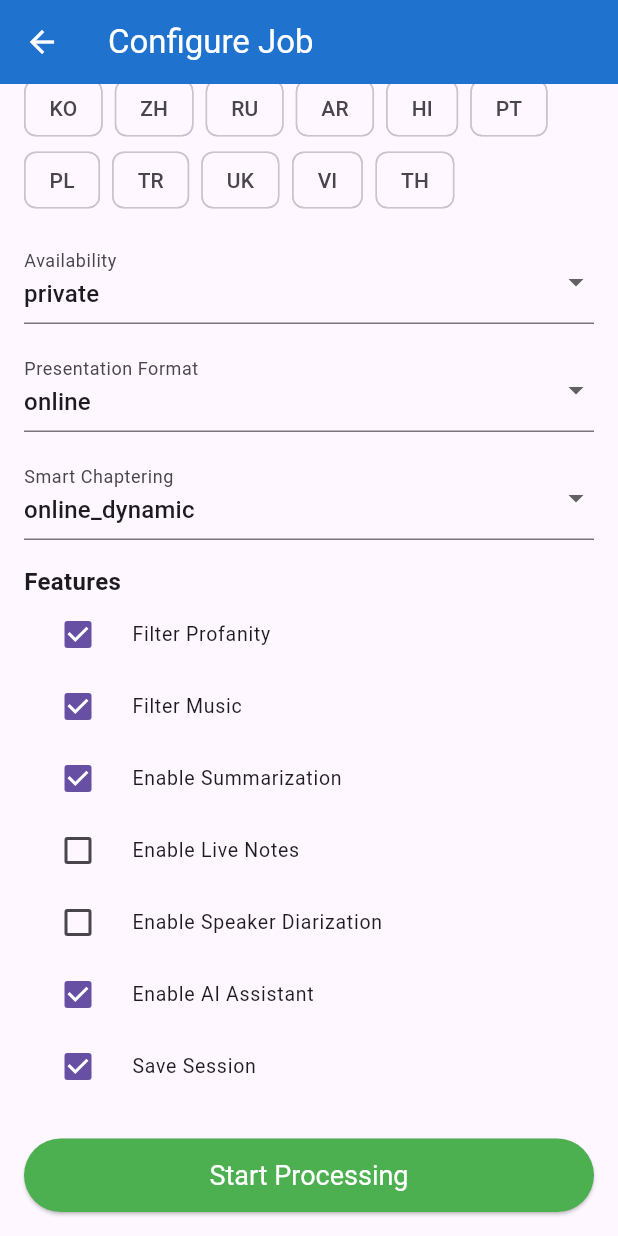
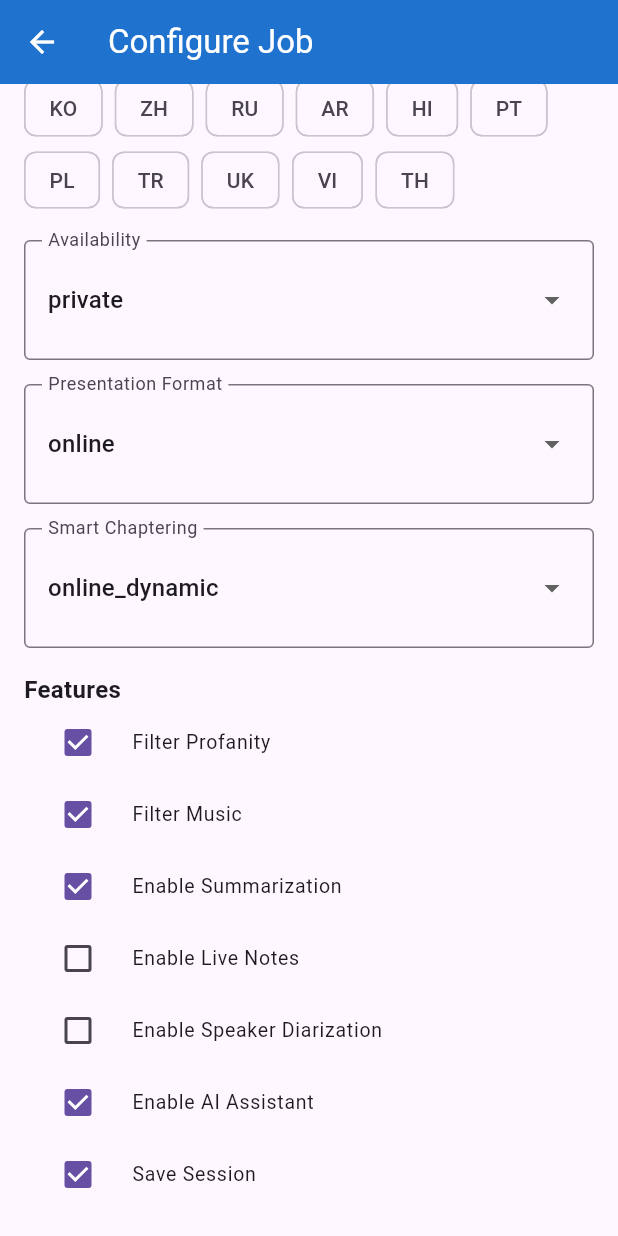
Before and after one commit to 7LightsFlower/GetAllSubtitledApp, a Flutter app: the JobConfigurationScreen screen opened directly with empty values, scrolled down 572 dp, on a phone screen of 412 x 824 dp. Run offline on Flutter 3.47's test engine with Material 3 defaults, Android fonts, the phone set to English and light mode, and no system bars; our stand-ins replace file_picker, shared_preferences; accounts and stored records are empty.

```diff
--- a/lib/constants.dart
+++ b/lib/constants.dart
@@ -25,7 +25,8 @@ const String videoApiBaseUrl = internalServerUrl;   // video processing
 // ─── Internal server credentials (for auto‑login) ─────────────
 /// Replace these with your actual internal server credentials.
 const String internalEmail = 'admin@example.com';    // <-- replace with your real internal credentials
-const String internalPassword = 'YourActualPassword123';         // <-- replace
+const String internalPassword = 'yeX4Lmi4sPaJ';         // <-- replace
+/// const String internalPassword = 'YourActualPassword123';         // <-- replace
 
 // ─── Dummy credentials for testing (not auto‑filled) ─────────
 const String dummyEmail = 'testuser@example.com';
--- a/lib/screens/job_configuration_screen.dart
+++ b/lib/screens/job_configuration_screen.dart
@@ -8,8 +8,13 @@ import 'package:asr_live_translator/screens/live_output_screen.dart';
 
 class JobConfigurationScreen extends StatefulWidget {
   final String videoKey;
+  final String videoName;
 
-  const JobConfigurationScreen({super.key, required this.videoKey});
+  const JobConfigurationScreen({
+    super.key,
+    required this.videoKey,
+    required this.videoName,
+  });
 
   @override
   State<JobConfigurationScreen> createState() => _JobConfigurationScreenState();
@@ -17,7 +22,8 @@ class JobConfigurationScreen extends StatefulWidget {
 
 class _JobConfigurationScreenState extends State<JobConfigurationScreen> {
   final _formKey = GlobalKey<FormState>();
-  String _sessionName = '';
+  late final TextEditingController _sessionNameController;
+
   final List<String> _inputLanguages = ['en'];
   final List<String> _outputLanguages = ['de'];
   final List<String> _audioLanguages = ['de'];
@@ -49,6 +55,26 @@ class _JobConfigurationScreenState extends State<JobConfigurationScreen> {
   final List<String> _formatOptions = ['online', 'mixed', 'resending', 'offline'];
   final List<String> _chapteringOptions = ['online_dynamic', 'online_static', 'offline', 'streaming_simple'];
 
+  String _getDefaultSessionName() {
+    final now = DateTime.now();
+    final dateTimeStr =
+        '${now.year}-${now.month.toString().padLeft(2, '0')}-${now.day.toString().padLeft(2, '0')} '
+        '${now.hour.toString().padLeft(2, '0')}:${now.minute.toString().padLeft(2, '0')}';
+    return '${widget.videoName} – $dateTimeStr';
+  }
+
+  @override
+  void initState() {
+    super.initState();
+    _sessionNameController = TextEditingController(text: _getDefaultSessionName());
+  }
+
+  @override
+  void dispose() {
+    _sessionNameController.dispose();
+    super.dispose();
+  }
+
   Future<void> _submitJob() async {
     if (!_formKey.currentState!.validate()) return;
     _formKey.currentState!.save();
@@ -66,7 +92,7 @@ class _JobConfigurationScreenState extends State<JobConfigurationScreen> {
           'Authorization': 'Bearer $token',
         },
         body: jsonEncode({
-          'session_name': _sessionName,
+          'session_name': _sessionNameController.text.trim(),
           'input_languages': _inputLanguages,
           'output_languages': _outputLanguages,
           'audio_languages': _audioLanguages,
@@ -110,6 +136,49 @@ class _JobConfigurationScreenState extends State<JobConfigurationScreen> {
     }
   }
 
+  // Helper to build a dropdown inside a FormField (no deprecated `value`)
+  Widget _buildDropdownField<T>({
+    required String label,
+    required T value,
+    required List<T> options,
+    required ValueChanged<T?> onChanged,
+    String? Function(T?)? validator,
+  }) {
+    return FormField<T>(
+      initialValue: value,
+      validator: validator,
+      builder: (field) {
+        return Column(
+          crossAxisAlignment: CrossAxisAlignment.start,
+          children: [
+            InputDecorator(
+              decoration: InputDecoration(
+                labelText: label,
+                border: const OutlineInputBorder(),
+                errorText: field.errorText,
+              ),
+              child: DropdownButton<T>(
+                value: field.value,
+                isExpanded: true,
+                underline: const SizedBox(),
+                items: options.map((opt) {
+                  return DropdownMenuItem<T>(
+                    value: opt,
+                    child: Text(opt.toString()),
+                  );
+                }).toList(),
+                onChanged: (newVal) {
+                  field.didChange(newVal);
+                  onChanged(newVal);
+                },
+              ),
+            ),
+          ],
+        );
+      },
+    );
+  }
+
   @override
   Widget build(BuildContext context) {
     return Scaffold(
@@ -127,12 +196,14 @@ class _JobConfigurationScreenState extends State<JobConfigurationScreen> {
             children: [
               // Session Name
               TextFormField(
+                controller: _sessionNameController,
                 decoration: const InputDecoration(
                   labelText: 'Session Name',
                   border: OutlineInputBorder(),
                 ),
-                onSaved: (val) => _sessionName = val ?? '',
-                validator: (val) => val == null || val.isEmpty ? 'Please enter a name' : null,
+                validator: (val) => val == null || val.trim().isEmpty
+                    ? 'Please enter a name'
+                    : null,
               ),
               const SizedBox(height: 16),
 
@@ -202,35 +273,29 @@ class _JobConfigurationScreenState extends State<JobConfigurationScreen> {
               ),
               const SizedBox(height: 16),
 
-              // Availability
-              DropdownButtonFormField<String>(
-                decoration: const InputDecoration(labelText: 'Availability'),
-                initialValue: _availability,
-                items: _availabilityOptions.map((opt) {
-                  return DropdownMenuItem(value: opt, child: Text(opt));
-                }).toList(),
+              // ─── Availability (custom FormField) ──────────────────────
+              _buildDropdownField<String>(
+                label: 'Availability',
+                value: _availability,
+                options: _availabilityOptions,
                 onChanged: (val) => setState(() => _availability = val!),
               ),
               const SizedBox(height: 16),
 
-              // Format
-              DropdownButtonFormField<String>(
-                decoration: const InputDecoration(labelText: 'Presentation Format'),
-                initialValue: _format,
-                items: _formatOptions.map((opt) {
-                  return DropdownMenuItem(value: opt, child: Text(opt));
-                }).toList(),
+              // ─── Format ───────────────────────────────────────────────
+              _buildDropdownField<String>(
+                label: 'Presentation Format',
+                value: _format,
+                options: _formatOptions,
                 onChanged: (val) => setState(() => _format = val!),
               ),
               const SizedBox(height: 16),
 
-              // Smart Chaptering
-              DropdownButtonFormField<String>(
-                decoration: const InputDecoration(labelText: 'Smart Chaptering'),
-                initialValue: _smartChaptering,
-                items: _chapteringOptions.map((opt) {
-                  return DropdownMenuItem(value: opt, child: Text(opt));
-                }).toList(),
+              // ─── Smart Chaptering ─────────────────────────────────────
+              _buildDropdownField<String>(
+                label: 'Smart Chaptering',
+                value: _smartChaptering,
+                options: _chapteringOptions,
                 onChanged: (val) => setState(() => _smartChaptering = val!),
               ),
               const SizedBox(height: 16),
--- a/lib/screens/login_screen.dart
+++ b/lib/screens/login_screen.dart
@@ -14,8 +14,14 @@ class LoginScreen extends StatefulWidget {
 }
 
 class _LoginScreenState extends State<LoginScreen> {
-  final TextEditingController _emailController = TextEditingController();
-  final TextEditingController _passwordController = TextEditingController();
+
+  final TextEditingController _emailController = TextEditingController(
+    text: isDevelopment ? dummyEmail : '',   // autofill only in dev mode
+  );
+  final TextEditingController _passwordController = TextEditingController(
+    text: isDevelopment ? dummyPassword : '',
+  );
+
   bool _isLoading = false;
   final bool _useInternal = false; // toggle for internal server login
 
--- a/lib/screens/session_detail_screen.dart
+++ b/lib/screens/session_detail_screen.dart
@@ -121,7 +121,8 @@ class _LiveTranscriptScreenState extends State<LiveTranscriptScreen> {
       final prefs = await SharedPreferences.getInstance();
       final token = prefs.getString('auth_token') ?? '';
       final response = await http.get(
-        Uri.parse('$authBaseUrl//video_detail/${widget.videoKey}'),
+        // Fixed: removed double slash
+        Uri.parse('$authBaseUrl/video_detail/${widget.videoKey}'),
         headers: {'Authorization': 'Bearer $token'},
       );
       if (response.statusCode == 200) {
@@ -150,7 +151,10 @@ class _LiveTranscriptScreenState extends State<LiveTranscriptScreen> {
     Navigator.push(
       context,
       MaterialPageRoute(
-        builder: (_) => JobConfigurationScreen(videoKey: _detail!.key),
+        builder: (_) => JobConfigurationScreen(
+          videoKey: _detail!.key,
+          videoName: _detail!.name, // Pass the video name
+        ),
       ),
     );
   }
@@ -328,7 +332,7 @@ class _LiveTranscriptScreenState extends State<LiveTranscriptScreen> {
           Center(
             child: ElevatedButton.icon(
               onPressed: _startWork,
-              icon: const Icon(Icons.work), // fixed icon
+              icon: const Icon(Icons.work),
               label: const Text('Work on this session'),
               style: ElevatedButton.styleFrom(
                 backgroundColor: Colors.blue,
```
Also changed, not shown: 1 other file.
